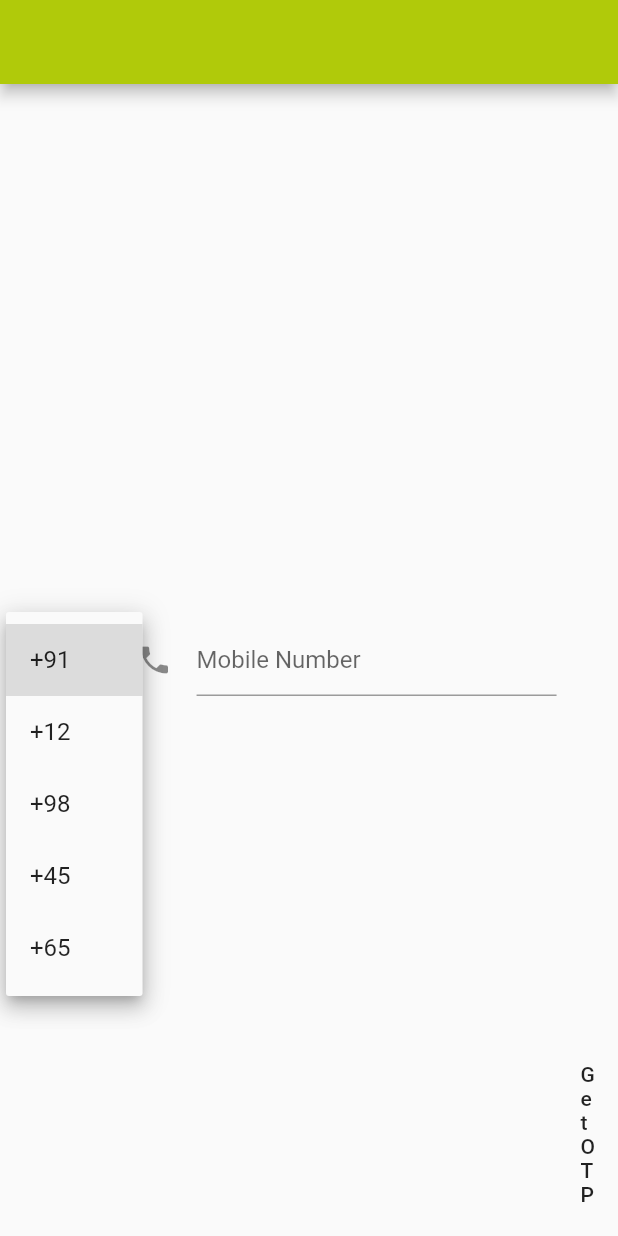
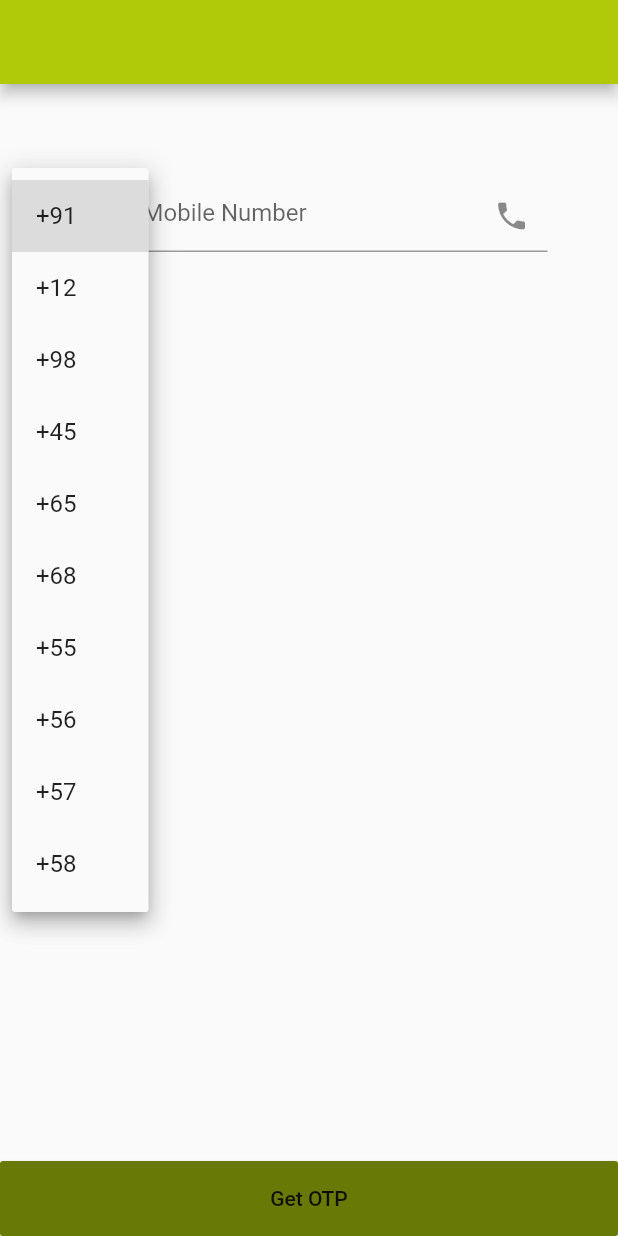
Before and after one commit to SoftHeroes/UKMF_Laravel, a Flutter app: the screen it shows after launch, after a tap on "+91", on a phone screen of 412 x 824 dp. Run offline on Flutter 3.47's test engine with Material 2 defaults, Android fonts, the light colour scheme and no system bars.

Commit message:
Adding Some code for Mobile Number Verification field

```diff
--- a/Flutter/ukmf/lib/appTheme.dart
+++ b/Flutter/ukmf/lib/appTheme.dart
@@ -1,7 +1,11 @@
 import 'package:flutter/material.dart';
 
 class AppTheme {
-  MaterialColor myPrimaryGreen = const MaterialColor(0xFFB0CA0A, const {
+  final double appTextFontSize, appTextWordSpacing, appTextLetterSpacing;
+
+  Color appTextColor = Colors.black;
+
+  MaterialColor myPrimaryMaterialColor = const MaterialColor(0xFFB0CA0A, const {
     50: const Color(0xFFDFE99D),
     100: const Color(0xFFCFDF6C),
     200: const Color(0xFFC7D953),
@@ -13,4 +17,18 @@
     800: const Color(0xFF697906),
     900: const Color(0xFF586505)
   });
+
+  TextStyle appTextStyle;
+
+  AppTheme(
+      {this.appTextFontSize = 18,
+      this.appTextWordSpacing = 2,
+      this.appTextLetterSpacing = 0,
+      this.appTextColor}) {
+    appTextStyle = TextStyle(
+        fontSize: appTextFontSize,
+        wordSpacing: appTextWordSpacing,
+        letterSpacing: appTextLetterSpacing,
+        color: appTextColor);
+  }
 }
--- a/Flutter/ukmf/lib/dropdownlist.dart
+++ b/Flutter/ukmf/lib/dropdownlist.dart
@@ -1,4 +1,6 @@
 import 'package:flutter/material.dart';
+
+import 'appTheme.dart';
 
 class DropDownList extends StatefulWidget {
   final List listValues;
@@ -11,10 +13,12 @@
 
 class _DropDownListState extends State<DropDownList> {
   dynamic dropdownValue;
+  dynamic dropDownValues;
 
   @override
   void initState() {
     dropdownValue = widget.dropDownDefaultValue;
+    dropDownValues = widget.listValues;
     super.initState();
   }
 
@@ -27,10 +31,13 @@
           dropdownValue = newValue;
         });
       },
-      items: widget.listValues.map<DropdownMenuItem<String>>((dynamic value) {
+      items: dropDownValues.map<DropdownMenuItem<String>>((dynamic value) {
         return DropdownMenuItem<String>(
           value: value,
-          child: Text(value),
+          child: Text(
+            value,
+            style: AppTheme().appTextStyle,
+          ),
         );
       }).toList(),
     );
--- a/Flutter/ukmf/lib/main.dart
+++ b/Flutter/ukmf/lib/main.dart
@@ -11,36 +11,60 @@
   @override
   Widget build(BuildContext context) {
     return MaterialApp(
-      theme: ThemeData(primarySwatch: AppTheme().myPrimaryGreen),
+      theme: ThemeData(primarySwatch: AppTheme().myPrimaryMaterialColor),
       home: Scaffold(
         appBar: AppBar(
-          backgroundColor: AppTheme().myPrimaryGreen.shade500,
+          backgroundColor: AppTheme().myPrimaryMaterialColor.shade500,
         ),
-        body: Padding(
-          padding: const EdgeInsets.all(20.0),
+        body: Column(
+          children: <Widget>[
+            Padding(
+              padding: EdgeInsets.fromLTRB(24.0, 64.0, 0, 0),
               child: Row(
                 children: <Widget>[
                   DropDownList(
-                ['+91', '+12', '+98', '+45', '+65'],
+                    [
+                      '+91',
+                      '+12',
+                      '+98',
+                      '+45',
+                      '+65',
+                      '+68',
+                      '+55',
+                      '+56',
+                      '+57',
+                      '+58'
+                    ],
                     dropDownDefaultValue: '+91',
                   ),
                   SizedBox(
                     width: 20.0,
                   ),
-              MobileNumberTextField(),
+                  MobileNumberTextField()
+                ],
+              ),
+            ),
             Expanded(
               child: Align(
                 alignment: FractionalOffset.bottomCenter,
+                child: Container(
+                  constraints:
+                      BoxConstraints(minHeight: 50, minWidth: double.maxFinite),
                   child: MaterialButton(
-                    onPressed: () => {},
-                    child: Text('Get OTP'),
+                    animationDuration: Duration(seconds: 10),
+                    onPressed: () {},
+                    child: Text(
+                      'Get OTP',
+                      style: AppTheme(appTextColor: Colors.white).appTextStyle,
+                    ),
+                    color: AppTheme().myPrimaryMaterialColor.shade800,
+                  ),
                 ),
               ),
             )
           ],
         ),
       ),
-      ),
     );
   }
 }
--- a/Flutter/ukmf/lib/mobileNumberTextField.dart
+++ b/Flutter/ukmf/lib/mobileNumberTextField.dart
@@ -1,18 +1,21 @@
 import 'package:flutter/material.dart';
+import 'package:ukmf/appTheme.dart';
 
 class MobileNumberTextField extends StatelessWidget {
   final double widthLength;
-  MobileNumberTextField({this.widthLength = 280.0});
+  MobileNumberTextField({this.widthLength = 270.0});
 
   @override
   Widget build(BuildContext context) {
     return Container(
       width: widthLength,
       child: TextFormField(
+        style: AppTheme(appTextLetterSpacing: 2).appTextStyle,
         keyboardType: TextInputType.numberWithOptions(),
         decoration: InputDecoration(
+          hintStyle: AppTheme(appTextColor: Colors.grey).appTextStyle,
           hintText: 'Mobile Number',
-          icon: Icon(Icons.phone),
+          suffixIcon: Icon(Icons.phone),
         ),
         validator: (String value) {
           return value.length != 10 ? 'Invalide Mobile Number.' : null;
```
Lines whose indentation alone changed are shown as unchanged.
